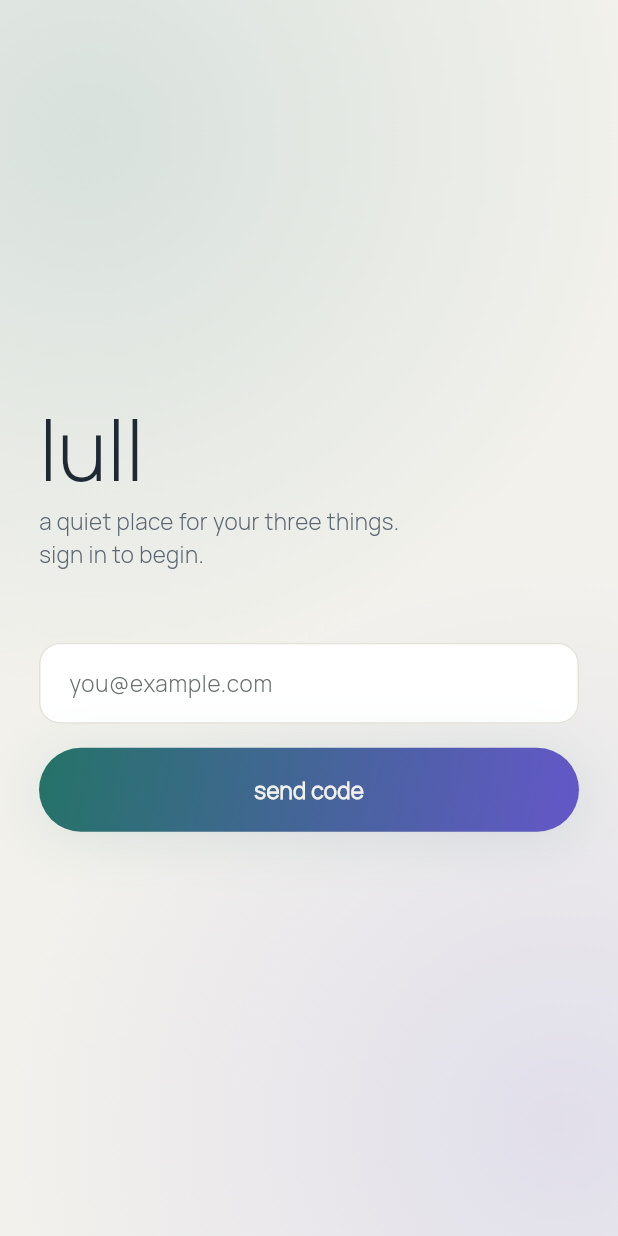
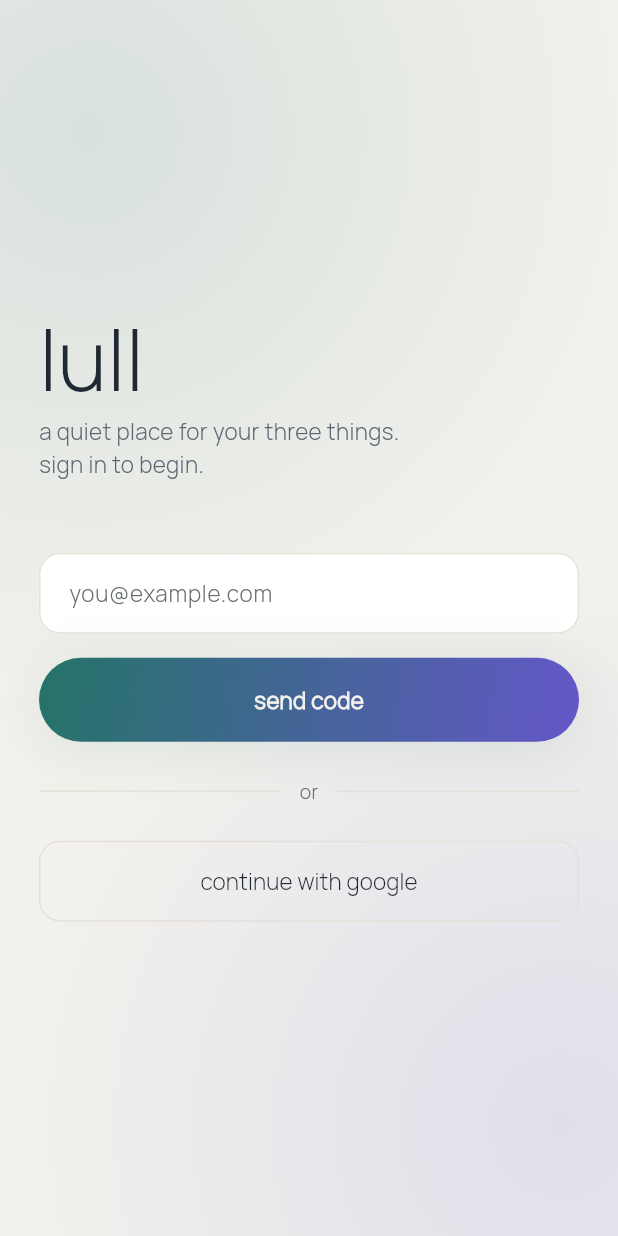
Before and after one commit to danoptimized/lull, a Flutter app: the screen it shows after launch, on a phone screen of 412 x 824 dp. Run offline on Flutter 3.47's test engine with Material 3 defaults, Android fonts, the phone set to English and light mode, and no system bars; drawn by our look-alikes of flutter_animate; our stand-ins replace drift, drift_flutter, firebase_core, firebase_messaging, flutter_riverpod, flutter_timezone and 4 more; missing offline and left inert: audio_session; accounts and stored records are empty; generated files the repository leaves out were written again.

Commit message:
Google sign-in: client + deep-link redirect
Adds "continue with google" alongside the email OTP flow.

- AuthRepository.signInWithGoogle() → Supabase signInWithOAuth(google); on
  mobile it returns to works.lull://login-callback, on web it uses the Site URL.
  Fake simulates a signed-in Google user; AuthController exposes it.
- Sign-in screen: an "or" divider + a calm outlined "continue with google"
  button on the email step.
- Deep-link scheme registered natively: iOS Info.plist CFBundleURLTypes +
  Android intent-filter (scheme works.lull, host login-callback), so the OAuth
  callback returns to the app.

Tests: signInWithGoogle establishes a session (fake). analyze --fatal-infos
clean; 50 tests; web --wasm builds; signin preview goldens regenerated.

Apple sign-in intentionally deferred. To go live this needs (owner): the Google
provider enabled in Supabase (done) with Google Cloud's authorized redirect URI
= the Supabase /auth/v1/callback, and works.lull://login-callback added to the
Supabase redirect allowlist.

Co-Authored-By: Claude Opus 4.8 (1M context) <noreply@anthropic.com>

```diff
--- a/app/lib/features/auth/application/auth_controller.dart
+++ b/app/lib/features/auth/application/auth_controller.dart
@@ -22,6 +22,9 @@ class AuthController extends Notifier<AuthUser?> {
       .read(authRepositoryProvider)
       .verifyEmailOtp(email: email.trim(), token: token.trim());
 
+  Future<void> signInWithGoogle() =>
+      ref.read(authRepositoryProvider).signInWithGoogle();
+
   Future<void> signOut() => ref.read(authRepositoryProvider).signOut();
 
   Future<void> deleteAccount() =>
--- a/app/lib/features/auth/data/auth_repository.dart
+++ b/app/lib/features/auth/data/auth_repository.dart
@@ -1,7 +1,13 @@
+import 'package:flutter/foundation.dart' show kIsWeb;
 import 'package:flutter_riverpod/flutter_riverpod.dart';
 import 'package:lull/features/auth/domain/auth_user.dart';
 // Supabase ships its own AuthUser; ours is the app-facing identity.
 import 'package:supabase_flutter/supabase_flutter.dart' hide AuthUser;
+
+/// Deep link the OAuth provider returns to on mobile (registered as a custom
+/// URL scheme in iOS Info.plist + the Android manifest, and allow-listed in the
+/// Supabase dashboard). On web the redirect uses the configured Site URL.
+const String _oauthRedirect = 'works.lull://login-callback';
 
 /// The auth surface the app depends on. Production talks to Supabase; tests
 /// swap in a fake so nothing touches gotrue or the network.
@@ -14,6 +20,9 @@ abstract class AuthRepository {
   /// Email one-time passcode flow: request a code, then verify it.
   Future<void> sendEmailOtp(String email);
   Future<void> verifyEmailOtp({required String email, required String token});
+
+  /// Google OAuth — opens the provider; the session arrives via the redirect.
+  Future<void> signInWithGoogle();
 
   Future<void> signOut();
 
@@ -53,6 +62,12 @@ class SupabaseAuthRepository implements AuthRepository {
   }
 
   @override
+  Future<void> signInWithGoogle() => _client.auth.signInWithOAuth(
+    OAuthProvider.google,
+    redirectTo: kIsWeb ? null : _oauthRedirect,
+  );
+
+  @override
   Future<void> signOut() => _client.auth.signOut();
 
   @override
--- a/app/lib/features/auth/presentation/sign_in_screen.dart
+++ b/app/lib/features/auth/presentation/sign_in_screen.dart
@@ -63,6 +63,10 @@ class _SignInScreenState extends ConsumerState<SignInScreen> {
     () => ref
         .read(authControllerProvider.notifier)
         .verifyOtp(email: _email.text, token: _code.text),
+  );
+
+  Future<void> _google() => _run(
+    () => ref.read(authControllerProvider.notifier).signInWithGoogle(),
   );
 
   @override
@@ -140,6 +144,13 @@ class _SignInScreenState extends ConsumerState<SignInScreen> {
             onPressed: _busy ? null : _sendCode,
           ),
         ),
+        SizedBox(height: spacing.xl),
+        const LullEntrance(index: 4, child: _OrDivider()),
+        SizedBox(height: spacing.xl),
+        LullEntrance(
+          index: 5,
+          child: _GoogleButton(onPressed: _busy ? null : _google),
+        ),
       ],
     );
   }
@@ -211,6 +222,54 @@ class _SignInScreenState extends ConsumerState<SignInScreen> {
           ),
         ),
       ],
+    );
+  }
+}
+
+class _OrDivider extends StatelessWidget {
+  const _OrDivider();
+
+  @override
+  Widget build(BuildContext context) {
+    final colors = context.colors;
+    return Row(
+      children: [
+        Expanded(child: Divider(color: colors.hairline)),
+        Padding(
+          padding: EdgeInsets.symmetric(horizontal: context.spacing.md),
+          child: Text(
+            'or',
+            style: context.type.caption.copyWith(color: colors.textFaint),
+          ),
+        ),
+        Expanded(child: Divider(color: colors.hairline)),
+      ],
+    );
+  }
+}
+
+class _GoogleButton extends StatelessWidget {
+  const _GoogleButton({required this.onPressed});
+
+  final VoidCallback? onPressed;
+
+  @override
+  Widget build(BuildContext context) {
+    final colors = context.colors;
+    return SizedBox(
+      width: double.infinity,
+      child: OutlinedButton(
+        onPressed: onPressed,
+        style: OutlinedButton.styleFrom(
+          side: BorderSide(color: colors.hairline),
+          padding: EdgeInsets.symmetric(vertical: context.spacing.lg),
+          shape: RoundedRectangleBorder(borderRadius: context.radii.brMd),
+        ),
+        child: Text(
+          'continue with google',
+          style: context.type.body.copyWith(color: colors.textPrimary),
+        ),
+      ),
     );
   }
 }
```
Also changed, not shown: 8 other files.
